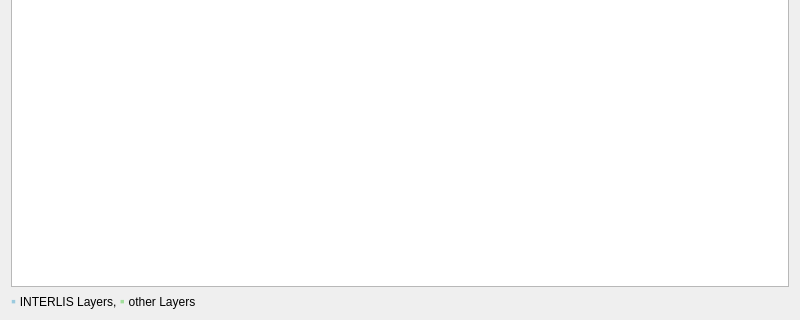
Qt form QgisModelBaker/ui/topping_wizard/layers.ui (opengisch/QgisModelBaker) before a commit; both pictures show x 0 to 800 and y 280 to 600 of the 800 by 600 pixel window.
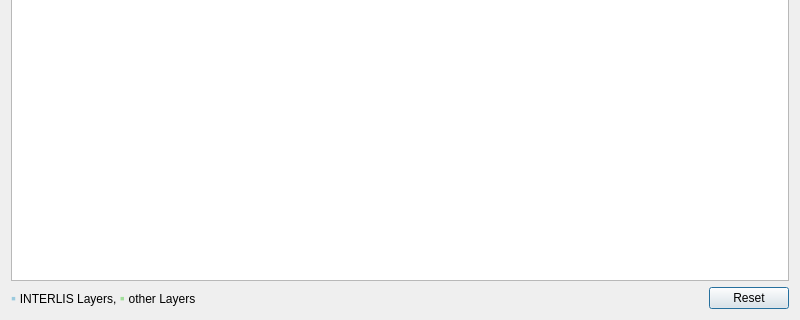
The same form after that commit.

The edit to the form file:
```diff
--- a/QgisModelBaker/ui/topping_wizard/layers.ui
+++ b/QgisModelBaker/ui/topping_wizard/layers.ui
@@ -14,7 +14,7 @@
    <string>Select Files</string>
   </property>
   <layout class="QGridLayout" name="gridLayout">
-   <item row="0" column="0">
+   <item row="0" column="0" colspan="3">
     <widget class="QLabel" name="description">
      <property name="minimumSize">
       <size>
@@ -39,13 +39,6 @@
      </property>
     </widget>
    </item>
-   <item row="1" column="0">
-    <widget class="QTreeView" name="layer_table_view">
-     <property name="sortingEnabled">
-      <bool>true</bool>
-     </property>
-    </widget>
-   </item>
    <item row="2" column="0">
     <widget class="QLabel" name="label">
      <property name="text">
@@ -56,6 +49,33 @@
      </property>
     </widget>
    </item>
+   <item row="2" column="1">
+    <spacer name="horizontalSpacer">
+     <property name="orientation">
+      <enum>Qt::Horizontal</enum>
+     </property>
+     <property name="sizeHint" stdset="0">
+      <size>
+       <width>454</width>
+       <height>20</height>
+      </size>
+     </property>
+    </spacer>
+   </item>
+   <item row="2" column="2">
+    <widget class="QPushButton" name="reset_button">
+     <property name="text">
+      <string>Reset</string>
+     </property>
+    </widget>
+   </item>
+   <item row="1" column="0" colspan="3">
+    <widget class="QTreeView" name="layer_table_view">
+     <property name="sortingEnabled">
+      <bool>true</bool>
+     </property>
+    </widget>
+   </item>
   </layout>
  </widget>
  <resources/>
```
